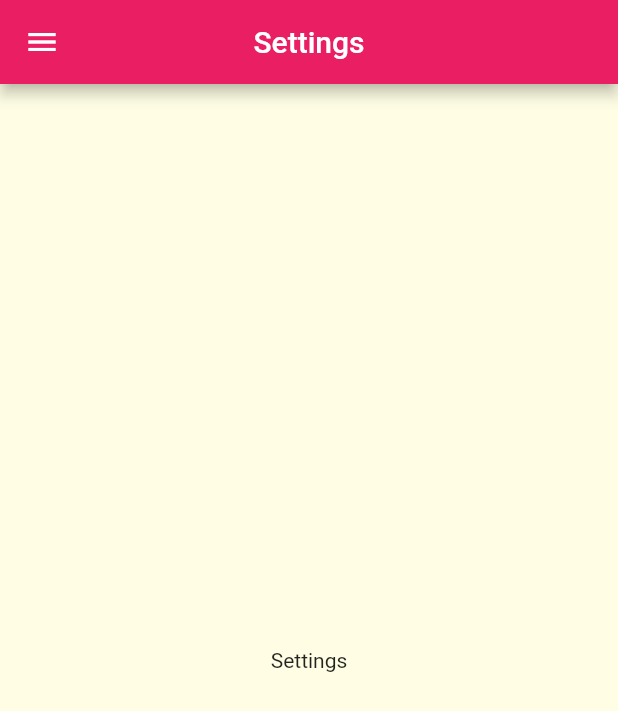
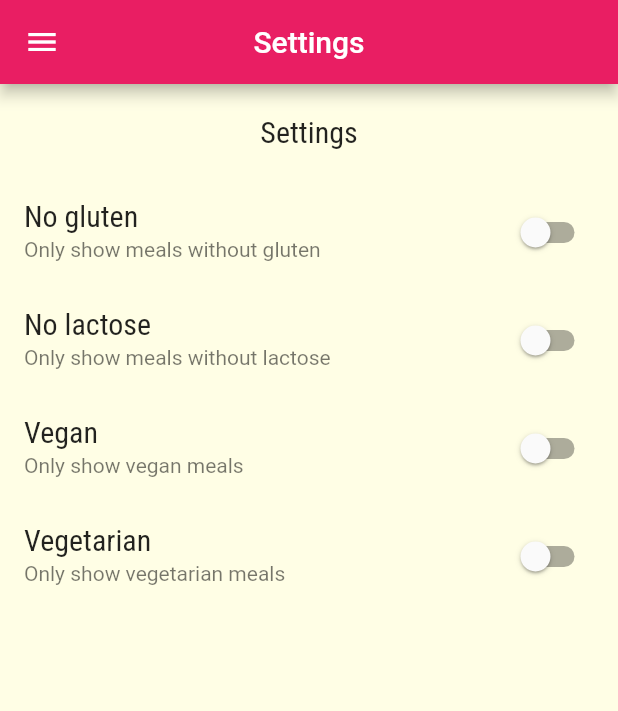
Before and after one commit to davmag91/meals, a Flutter app: the SettingsScreen screen opened by its route, on a phone screen of 412 x 824 dp. Shown: the top 711 px of the screen. Run offline on Flutter 3.47's test engine with Material 2 defaults, Android fonts, the phone set to English and light mode, and no system bars; network calls fail.

Commit message:
filtering meals

```diff
--- a/lib/components/meal_item.dart
+++ b/lib/components/meal_item.dart
@@ -12,7 +12,8 @@ class MealItem extends StatelessWidget {
   Widget build(BuildContext context) {
     return InkWell(
       onTap: () => Navigator.of(context)
-          .pushNamed(AppRoutes.MEAL_DETAIL, arguments: meal),
+          .pushNamed(AppRoutes.MEAL_DETAIL, arguments: meal)
+          .then((result) => {}),
       child: Card(
           shape:
               RoundedRectangleBorder(borderRadius: BorderRadius.circular(15)),
--- a/lib/main.dart
+++ b/lib/main.dart
@@ -5,12 +5,34 @@ import 'package:meals/screens/meal_detail_screen.dart';
 import 'package:meals/screens/settings_screen.dart';
 import 'package:meals/screens/tabs_screen.dart';
 
+import 'models/settings.dart';
 import 'utils/app_routes.dart';
+
+import 'models/meal.dart';
+import 'data/dummy_data.dart';
 
 void main() => runApp(const MyApp());
 
-class MyApp extends StatelessWidget {
+class MyApp extends StatefulWidget {
   const MyApp({super.key});
+
+  @override
+  State<MyApp> createState() => _MyAppState();
+}
+
+class _MyAppState extends State<MyApp> {
+  List<Meal> _availableMeals = dummyMeals;
+
+  void _filterMeals(Settings settings) {
+    setState(() {
+      _availableMeals = dummyMeals.where((meal) {
+        return (!(settings.isGlutenFree && !meal.isGlutenFree) &&
+            !(settings.isLactoseFree && !meal.isLactoseFree) &&
+            !(settings.isVegan && !meal.isVegan) &&
+            !(settings.isVegetarian && !meal.isVegetarian));
+      }).toList();
+    });
+  }
 
   @override
   Widget build(BuildContext context) {
@@ -35,9 +57,12 @@ class MyApp extends StatelessWidget {
       initialRoute: '/',
       routes: {
         AppRoutes.HOME: (context) => const TabsScreen(),
-        AppRoutes.CATEGORIES_MEALS: (context) => const CategoriesMealsScreen(),
+        AppRoutes.CATEGORIES_MEALS: (context) => CategoriesMealsScreen(
+              meals: _availableMeals,
+            ),
         AppRoutes.MEAL_DETAIL: (context) => const MealDetailScreen(),
-        AppRoutes.SETTINGS: (context) => const SettingsScreen()
+        AppRoutes.SETTINGS: (context) =>
+            SettingsScreen(onSettingsChanged: _filterMeals)
       },
       // onGenerateRoute: (settings) {
 
--- /dev/null
+++ b/lib/models/settings.dart
@@ -0,0 +1,13 @@
+class Settings {
+  bool isGlutenFree = false;
+  bool isVegan = false;
+  bool isVegetarian = false;
+  bool isLactoseFree = false;
+
+  Settings({
+    isGlutenFree,
+    isVegan,
+    isVegetarian,
+    isLactoseFree,
+  });
+}
--- a/lib/screens/categories_meals_screen.dart
+++ b/lib/screens/categories_meals_screen.dart
@@ -2,15 +2,18 @@ import 'package:flutter/material.dart';
 import 'package:meals/components/meal_item.dart';
 import 'package:meals/data/dummy_data.dart';
 import '../models/category.dart';
+import '../models/meal.dart';
 
 class CategoriesMealsScreen extends StatelessWidget {
-  const CategoriesMealsScreen({super.key});
+  final List<Meal> meals = [];
+
+  CategoriesMealsScreen({super.key, meals});
 
   @override
   Widget build(BuildContext context) {
     final category = ModalRoute.of(context)!.settings.arguments as Category;
 
-    final categoriesMeals = dummyMeals.where((meal) {
+    final categoriesMeals = meals.where((meal) {
       return meal.categories.contains(category.id);
     }).toList();
 
--- a/lib/screens/meal_detail_screen.dart
+++ b/lib/screens/meal_detail_screen.dart
@@ -89,6 +89,12 @@ class MealDetailScreen extends StatelessWidget {
           ],
         ),
       ),
+      floatingActionButton: FloatingActionButton(
+        child: Icon(Icons.star),
+        onPressed: () {
+          Navigator.of(context).pop(meal.title);
+        },
+      ),
     );
   }
 }
--- a/lib/screens/settings_screen.dart
+++ b/lib/screens/settings_screen.dart
@@ -3,15 +3,81 @@ import 'package:flutter/src/widgets/framework.dart';
 import 'package:flutter/src/widgets/placeholder.dart';
 import 'package:meals/components/main_drawer.dart';
 
-class SettingsScreen extends StatelessWidget {
-  const SettingsScreen({super.key});
+import '../models/settings.dart';
+
+class SettingsScreen extends StatefulWidget {
+  final Function(Settings)? onSettingsChanged;
+
+  const SettingsScreen({super.key, this.onSettingsChanged});
+
+  @override
+  State<SettingsScreen> createState() => _SettingsScreenState();
+}
+
+class _SettingsScreenState extends State<SettingsScreen> {
+  var settings = Settings();
+
+  Widget _createSwitch(
+      String title, String subtitle, bool value, Function(bool?) onChanged) {
+    return SwitchListTile(
+      value: value,
+      onChanged: (value) {
+        onChanged(value);
+        widget.onSettingsChanged!(settings);
+      },
+      subtitle: Text(subtitle),
+      title: Text(title),
+    );
+  }
 
   @override
   Widget build(BuildContext context) {
     return Scaffold(
-      appBar: AppBar(title: Text('Settings')),
-      drawer: MainDrawer(),
-      body: Center(child: Text('Settings')),
-    );
+        appBar: AppBar(title: const Text('Settings')),
+        drawer: const MainDrawer(),
+        body: Column(
+          children: [
+            Container(
+              padding: const EdgeInsets.all(20),
+              child: Text(
+                'Settings',
+                style: Theme.of(context).textTheme.titleMedium,
+              ),
+            ),
+            Expanded(
+              child: ListView(
+                children: [
+                  _createSwitch(
+                    'No gluten',
+                    'Only show meals without gluten',
+                    settings.isGlutenFree,
+                    (value) =>
+                        setState(() => settings.isGlutenFree = value as bool),
+                  ),
+                  _createSwitch(
+                    'No lactose',
+                    'Only show meals without lactose',
+                    settings.isLactoseFree,
+                    (value) =>
+                        setState(() => settings.isLactoseFree = value as bool),
+                  ),
+                  _createSwitch(
+                    'Vegan',
+                    'Only show vegan meals',
+                    settings.isVegan,
+                    (value) => setState(() => settings.isVegan = value as bool),
+                  ),
+                  _createSwitch(
+                    'Vegetarian',
+                    'Only show vegetarian meals',
+                    settings.isVegetarian,
+                    (value) =>
+                        setState(() => settings.isVegetarian = value as bool),
+                  ),
+                ],
+              ),
+            ),
+          ],
+        ));
   }
 }
```
